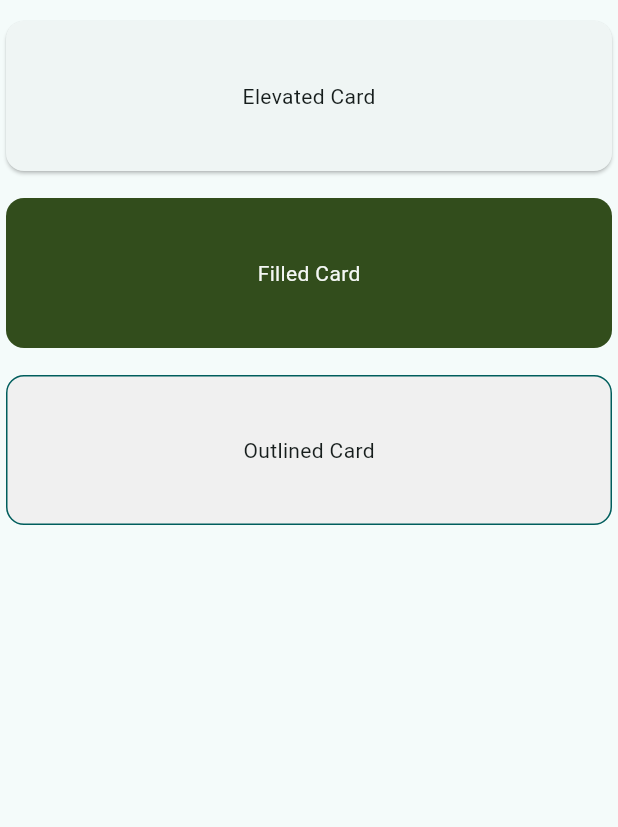
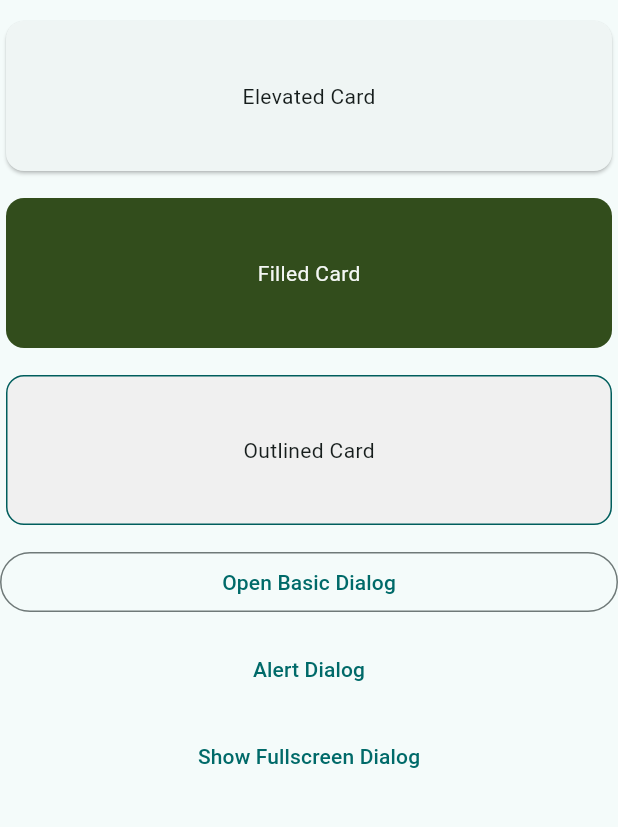
Before and after one commit to anathkalla/widget_catalog_flutter, a Flutter app: the ContainmentWidgets screen opened by its route, on a phone screen of 412 x 824 dp, the part 90-917 px from its top. Run offline on Flutter 3.47's test engine with Material 2 defaults, Android fonts, the phone set to English and light mode, and no system bars; our stand-ins replace go_router; Roboto replaces fonts that are missing (Kanit).

Commit message:
Add dialog widgets

```diff
--- a/lib/screens/containment_screen.dart
+++ b/lib/screens/containment_screen.dart
@@ -1,5 +1,8 @@
 import 'package:flutter/material.dart';
 import '../widgets/Containment/Cards/outlined_card.dart';
+import '../widgets/Containment/Dialogs/alert_dialog.dart';
+import '../widgets/Containment/Dialogs/basic_dialog.dart';
+import '../widgets/Containment/Dialogs/full_screen_dialog.dart';
 import '../widgets/Sizing/sized_box.dart';
 import '../widgets/Containment/AppBar/app_bar.dart';
 import '../global/global.dart';
@@ -30,7 +33,19 @@ class ContainmentWidgets extends StatelessWidget {
               CsSizedBox(
                 height: sizedBoxHeight,
               ),
-              CsOutlinedCard()
+              CsOutlinedCard(),
+              CsSizedBox(
+                height: sizedBoxHeight,
+              ),
+              CsBasicDialog(),
+              CsSizedBox(
+                height: sizedBoxHeight,
+              ),
+              CsAlertDialog(),
+              CsSizedBox(
+                height: sizedBoxHeight,
+              ),
+              CsFullScreenDialog()
             ],
           ),
         ),
--- /dev/null
+++ b/lib/widgets/Containment/Dialogs/alert_dialog.dart
@@ -0,0 +1,29 @@
+import 'package:flutter/material.dart';
+
+class CsAlertDialog extends StatelessWidget {
+  const CsAlertDialog({super.key});
+
+  @override
+  Widget build(BuildContext context) {
+    return TextButton(
+      onPressed: () => showDialog<String>(
+        context: context,
+        builder: (BuildContext context) => AlertDialog(
+          title: const Text('AlertDialog Title'),
+          content: const Text('AlertDialog description'),
+          actions: <Widget>[
+            TextButton(
+              onPressed: () => Navigator.pop(context, 'Cancel'),
+              child: const Text('Cancel'),
+            ),
+            TextButton(
+              onPressed: () => Navigator.pop(context, 'OK'),
+              child: const Text('OK'),
+            ),
+          ],
+        ),
+      ),
+      child: const Text('Alert Dialog'),
+    );
+  }
+}
--- /dev/null
+++ b/lib/widgets/Containment/Dialogs/basic_dialog.dart
@@ -0,0 +1,97 @@
+import 'package:flutter/material.dart';
+
+class CsBasicDialog extends StatelessWidget {
+  const CsBasicDialog({super.key});
+
+  @override
+  Widget build(BuildContext context) {
+    return OutlinedButton(
+      onPressed: () => _dialogBuilder(context),
+      child: const Text('Open Basic Dialog'),
+    );
+  }
+
+  Future<void> _dialogBuilder(BuildContext context) {
+    return showDialog<void>(
+      context: context,
+      builder: (BuildContext context) {
+        return AlertDialog(
+          title: const Text('Basic dialog title'),
+          content: const Text(
+            'A dialog is a type of modal window that\n'
+            'appears in front of app content to\n'
+            'provide critical information, or prompt\n'
+            'for a decision to be made.',
+          ),
+          actions: <Widget>[
+            TextButton(
+              style: TextButton.styleFrom(
+                textStyle: Theme.of(context).textTheme.labelLarge,
+              ),
+              child: const Text('Disable'),
+              onPressed: () {
+                Navigator.of(context).pop();
+              },
+            ),
+            TextButton(
+              style: TextButton.styleFrom(
+                textStyle: Theme.of(context).textTheme.labelLarge,
+              ),
+              child: const Text('Enable'),
+              onPressed: () {
+                Navigator.of(context).pop();
+              },
+            ),
+          ],
+        );
+      },
+    );
+  }
+}
+
+
+
+
+
+
+
+
+
+
+
+
+
+
+
+
+//     Column(
+//       mainAxisAlignment: MainAxisAlignment.center,
+//       children: <Widget>[
+
+//         const SizedBox(height: 10),
+//         TextButton(
+//           onPressed: () => showDialog<String>(
+//             context: context,
+//             builder: (BuildContext context) => Dialog.fullscreen(
+//               child: Column(
+//                 mainAxisSize: MainAxisSize.min,
+//                 mainAxisAlignment: MainAxisAlignment.center,
+//                 children: <Widget>[
+//                   const Text('This is a fullscreen dialog.'),
+//                   const SizedBox(height: 15),
+//                   TextButton(
+//                     onPressed: () {
+//                       Navigator.pop(context);
+//                     },
+//                     child: const Text('Close'),
+//                   ),
+//                 ],
+//               ),
+//             ),
+//           ),
+//           child: const Text('Show Fullscreen Dialog'),
+//         ),
+//       ],
+//     );
+//   }
+// }
--- /dev/null
+++ b/lib/widgets/Containment/Dialogs/full_screen_dialog.dart
@@ -0,0 +1,31 @@
+import 'package:flutter/material.dart';
+
+class CsFullScreenDialog extends StatelessWidget {
+  const CsFullScreenDialog({super.key});
+
+  @override
+  Widget build(BuildContext context) {
+    return TextButton(
+      onPressed: () => showDialog<String>(
+        context: context,
+        builder: (BuildContext context) => Dialog.fullscreen(
+          child: Column(
+            mainAxisSize: MainAxisSize.min,
+            mainAxisAlignment: MainAxisAlignment.center,
+            children: <Widget>[
+              const Text('This is a fullscreen dialog.'),
+              const SizedBox(height: 15),
+              TextButton(
+                onPressed: () {
+                  Navigator.pop(context);
+                },
+                child: const Text('Close'),
+              ),
+            ],
+          ),
+        ),
+      ),
+      child: const Text('Show Fullscreen Dialog'),
+    );
+  }
+}
```
